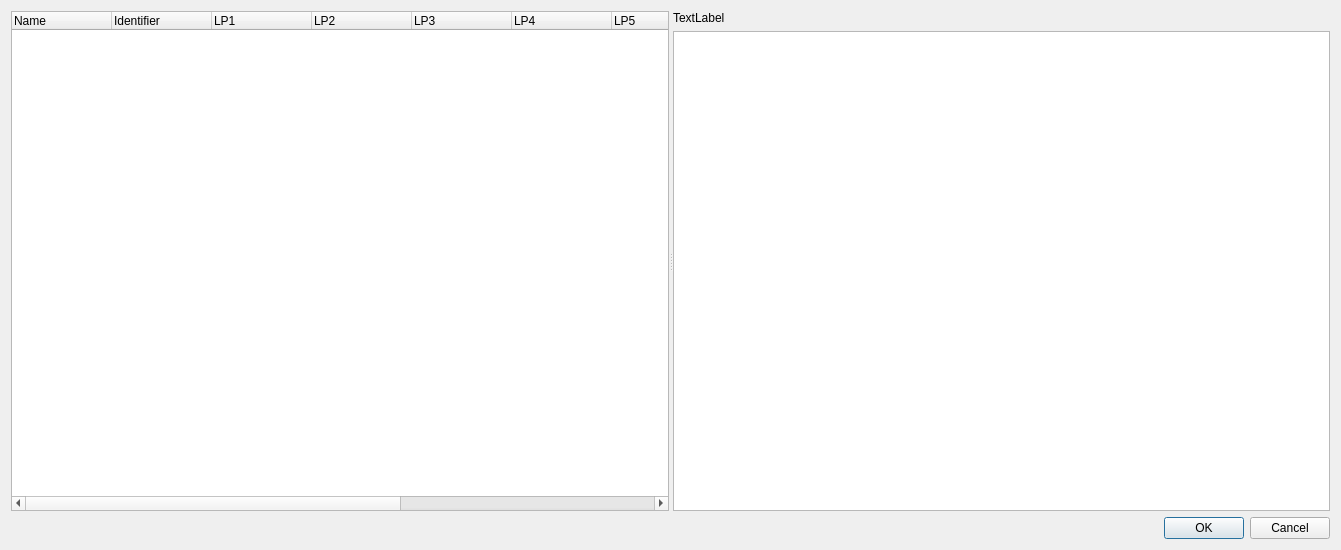
Old version of the form som_gui/qt_designs/ProjectPhaseWindow.ui in the repository c-mellueh/SOM-Toolkit.
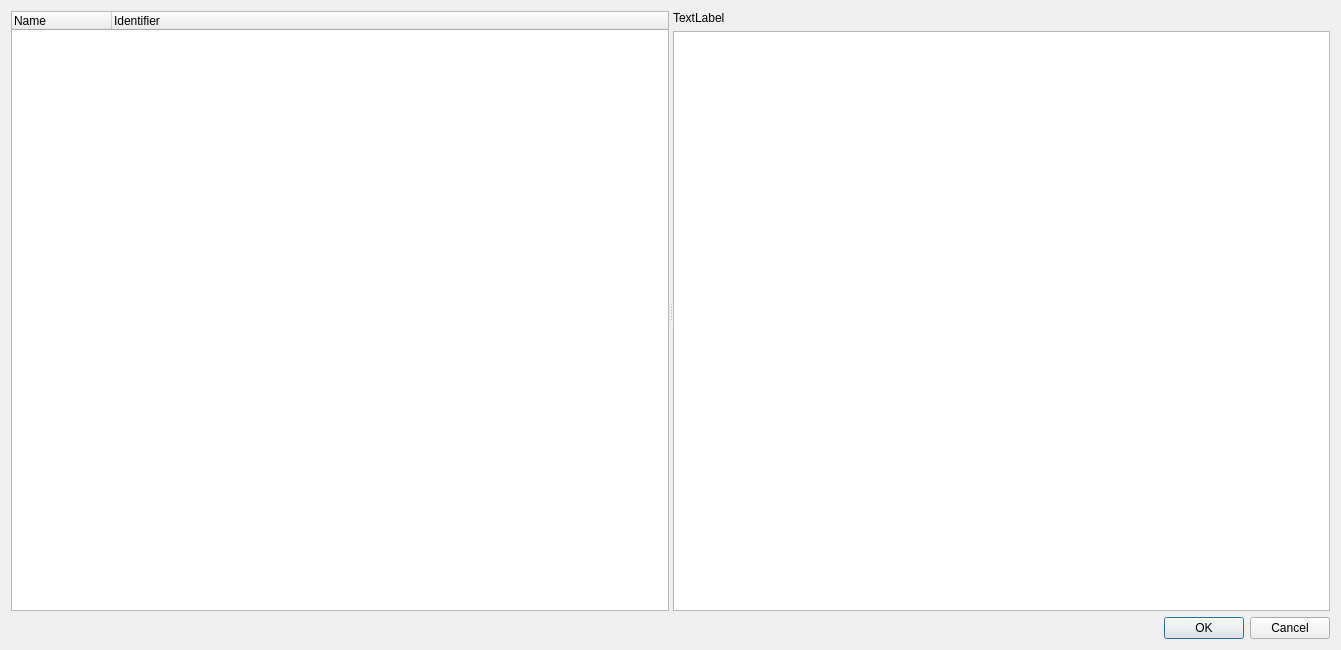
New version of the form.

Commit message: make project phase adjustable

What changed in the file:
```diff
--- a/som_gui/qt_designs/ProjectPhaseWindow.ui
+++ b/som_gui/qt_designs/ProjectPhaseWindow.ui
@@ -7,7 +7,7 @@
     <x>0</x>
     <y>0</y>
     <width>1341</width>
-    <height>550</height>
+    <height>650</height>
    </rect>
   </property>
   <property name="windowTitle">
@@ -30,51 +30,6 @@
         <string>Identifier</string>
        </property>
       </column>
-      <column>
-       <property name="text">
-        <string>LP1</string>
-       </property>
-      </column>
-      <column>
-       <property name="text">
-        <string>LP2</string>
-       </property>
-      </column>
-      <column>
-       <property name="text">
-        <string>LP3</string>
-       </property>
-      </column>
-      <column>
-       <property name="text">
-        <string>LP4</string>
-       </property>
-      </column>
-      <column>
-       <property name="text">
-        <string>LP5</string>
-       </property>
-      </column>
-      <column>
-       <property name="text">
-        <string>LP6</string>
-       </property>
-      </column>
-      <column>
-       <property name="text">
-        <string>LP7</string>
-       </property>
-      </column>
-      <column>
-       <property name="text">
-        <string>LP8</string>
-       </property>
-      </column>
-      <column>
-       <property name="text">
-        <string>LP9</string>
-       </property>
-      </column>
      </widget>
      <widget class="QWidget" name="verticalLayoutWidget">
       <layout class="QVBoxLayout" name="verticalLayout_2">
```
The commit also changes 3 other files.
